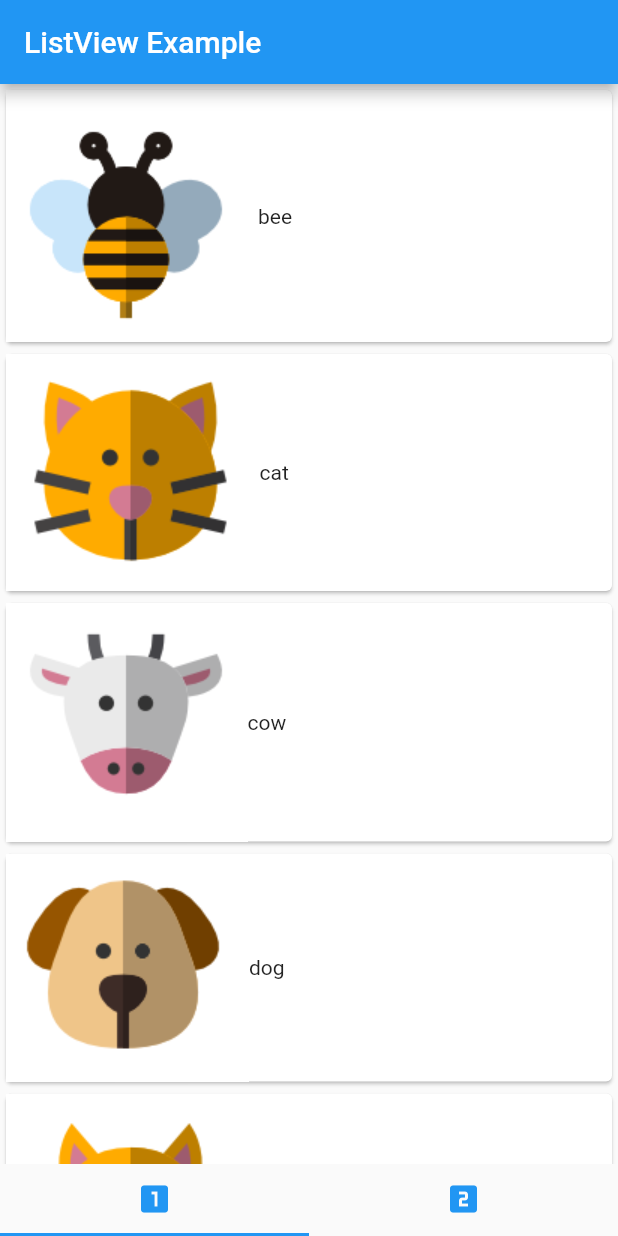
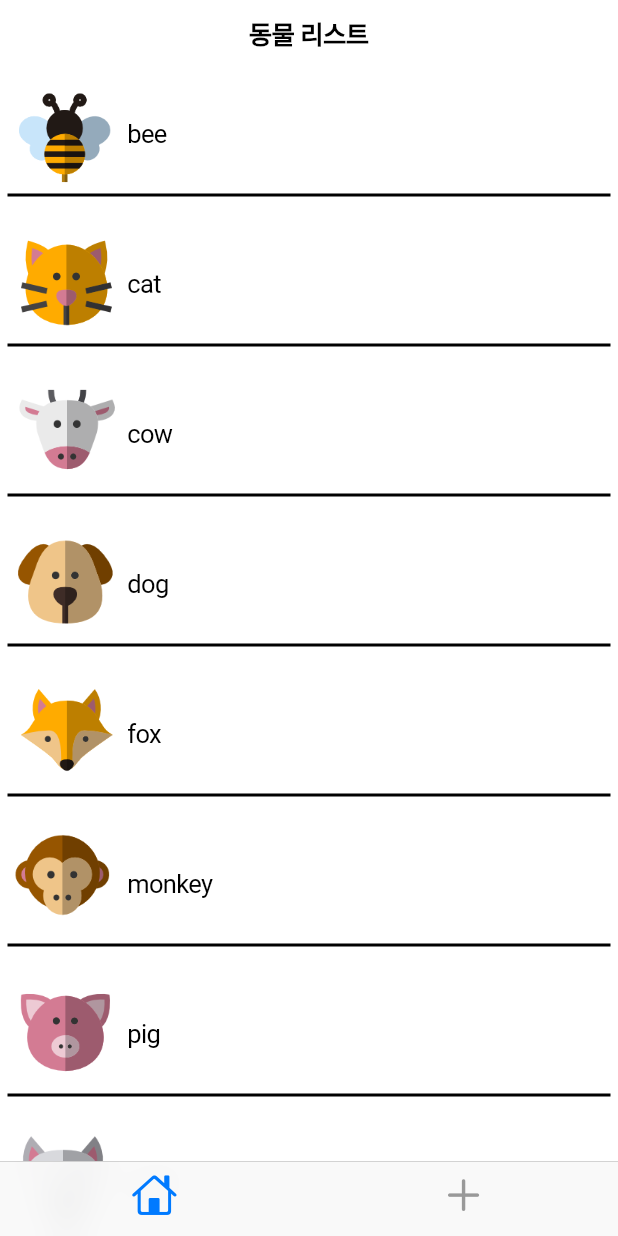
Before and after one commit to bigzero389/DoIt-flutter-study, a Flutter app: the screen it shows after launch, on a phone screen of 412 x 824 dp. Run offline on Flutter 3.47's test engine with Material 2 defaults, Android fonts, the phone set to English and light mode, and no system bars.

Commit message:
finish chapter06, page 168

```diff
--- /dev/null
+++ b/listview_example/lib/cupertinoMain.dart
@@ -0,0 +1,52 @@
+import 'package:flutter/cupertino.dart';
+import 'package:listview_example/iosSub/cupertinoFirstPage.dart';
+import 'animalItem.dart';
+import 'iosSub/cupertinoSecondPage.dart';
+
+class CupertinoMain extends StatefulWidget {
+  const CupertinoMain({Key? key}) : super(key: key);
+
+  @override
+  State<StatefulWidget> createState() {
+    return _CupertinoMain();
+  }
+}
+
+class _CupertinoMain extends State<CupertinoMain> {
+  CupertinoTabBar? tabBar;
+  List<Animal> animals = List.empty(growable: true);
+
+  @override
+  void initState() {
+    super.initState();
+    tabBar = CupertinoTabBar(items: const <BottomNavigationBarItem>[
+      BottomNavigationBarItem(icon: Icon(CupertinoIcons.home)),
+      BottomNavigationBarItem(icon: Icon(CupertinoIcons.add)),
+    ]);
+
+    animals.add(Animal(animalName: "bee", kind: "곤충", imagePath: "repo/images/bee.png"));
+    animals.add(Animal(animalName: "cat", kind: "포유류", imagePath: "repo/images/cat.png"));
+    animals.add(Animal(animalName: "cow", kind: "포유류", imagePath: "repo/images/cow.png"));
+    animals.add(Animal(animalName: "dog", kind: "포유류", imagePath: "repo/images/dog.png"));
+    animals.add(Animal(animalName: "fox", kind: "포유류", imagePath: "repo/images/fox.png"));
+    animals.add(Animal(animalName: "monkey", kind: "영장류", imagePath: "repo/images/monkey.png"));
+    animals.add(Animal(animalName: "pig", kind: "포유류", imagePath: "repo/images/pig.png"));
+    animals.add(Animal(animalName: "wolf", kind: "포유류", imagePath: "repo/images/wolf.png"));
+  }
+
+  @override
+  Widget build(BuildContext context) {
+    return CupertinoApp(
+      home: CupertinoTabScaffold(
+        tabBar: tabBar!,
+        tabBuilder: (context, value){
+          if (value == 0) {
+            return CupertinoFirstPage(animalList: animals);
+          } else {
+            return CupertinoSecondPage(animalList: animals);
+          }
+        },
+      ),
+    );
+  }
+}
--- /dev/null
+++ b/listview_example/lib/iosSub/cupertinoFirstPage.dart
@@ -0,0 +1,65 @@
+import 'package:flutter/cupertino.dart';
+import '../animalItem.dart';
+
+class CupertinoFirstPage extends StatelessWidget {
+  final List<Animal> animalList;
+
+  const CupertinoFirstPage({Key? key, required this.animalList}) : super(key: key);
+
+  @override
+  Widget build(BuildContext context) {
+    return CupertinoPageScaffold(
+      navigationBar: const CupertinoNavigationBar(
+        middle: Text('동물 리스트'),
+      ),
+      child: ListView.builder(
+        itemBuilder: (context, index) {
+          return Container(
+            padding: const EdgeInsets.all(5),
+            height: 100,
+            child: Column(
+              children: [
+                GestureDetector(
+                  child: Row(
+                    children: <Widget>[
+                      Image.asset( animalList[index].imagePath!, fit: BoxFit.contain, width: 80, height: 80, ),
+                      Text(animalList[index].animalName!),
+                    ],
+                  ),
+                  onLongPress: (){
+                    showCupertinoDialog(context: context, builder: (context){
+                      return CupertinoAlertDialog(
+                        title: const Text('동물 삭제'),
+                        content: const Text('동물을 삭제합니까?'),
+                        actions: [
+                          CupertinoButton(
+                            child: const Text('확인'),
+                            onPressed: () {
+                              animalList.removeAt(index);
+                              Navigator.of(context).pop();
+                            },
+                          ),
+                          CupertinoButton(
+                            child: const Text('아니오'),
+                            onPressed: () {
+                              Navigator.of(context).pop();
+                            },
+                          ),
+                        ],
+                      );
+                    },);
+                  },
+                ),
+                Container(
+                  height: 2,
+                  color: CupertinoColors.black,
+                ),
+              ],
+            ),
+          );
+        },
+        itemCount: animalList.length,
+      ),
+    );
+  }
+}
--- a/listview_example/lib/main.dart
+++ b/listview_example/lib/main.dart
@@ -1,11 +1,13 @@
 import 'package:flutter/material.dart';
 import 'package:listview_example/sub/firstPage.dart';
+import 'cupertinoMain.dart';
 import 'sub/firstPage.dart';
 import 'sub/secondPage.dart';
 import './animalItem.dart';
 
 void main() {
-  runApp(const MyApp());
+  // runApp(const MyApp());
+  runApp(CupertinoMain());
 }
 
 class MyApp extends StatelessWidget {
```
Also changed, not shown: listview_example/lib/iosSub/cupertinoSecondPage.dart (added, +128 -0 lines).
